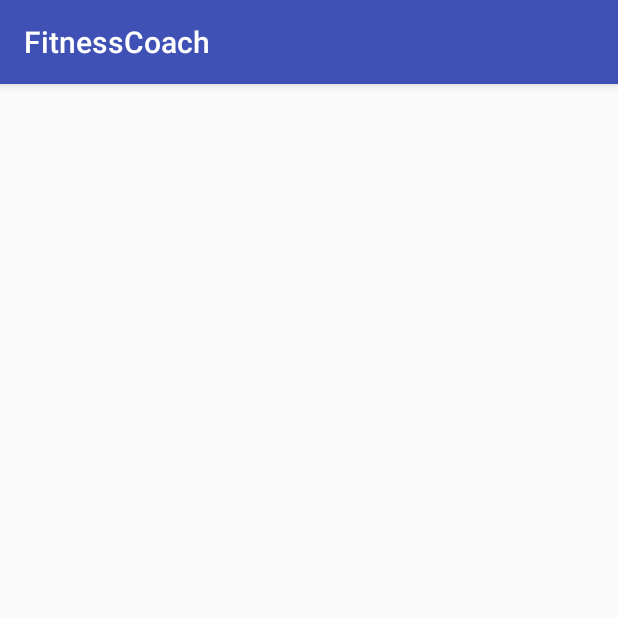
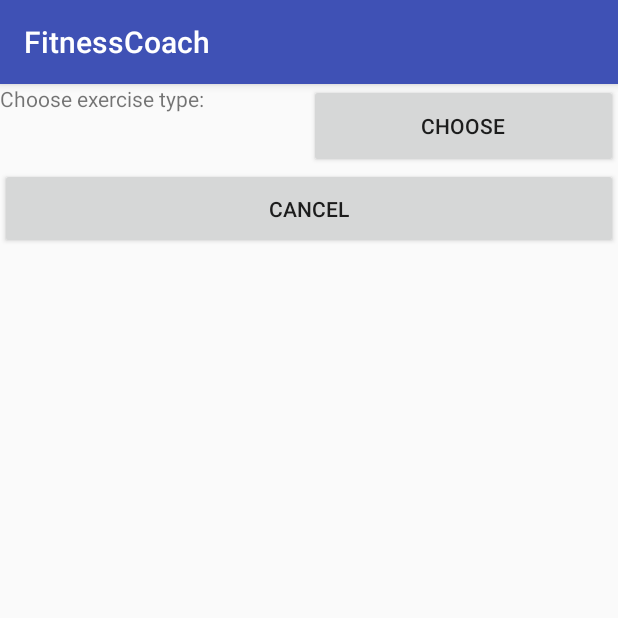
Before and after one commit to MaltarIvan/FitnessCoach, an Android app: the AddExerciseActivity screen opened directly, with no data from a screen before it, on a phone screen of 412 x 824 dp, the top half of it. Run offline under Robolectric (Android 15) with nearby library versions, the phone set to English and light mode, and no system bars; libraries missing offline, so code that uses them is left out: org.parceler.

Commit message:
choose exercise type activity

```diff
--- a/FitnessCoach/app/src/main/AndroidManifest.xml
+++ b/FitnessCoach/app/src/main/AndroidManifest.xml
@@ -24,7 +24,8 @@
         <activity android:name=".activities.AddExerciseTypeActivity" />
         <activity android:name=".activities.DayActivity" />
         <activity android:name=".activities.AddTrainingActivity" />
-        <activity android:name=".activities.AddExerciseActivity"></activity>
+        <activity android:name=".activities.AddExerciseActivity" />
+        <activity android:name=".activities.ChooseExerciseTypeActivity"></activity>
     </application>
 
 </manifest>
--- a/FitnessCoach/app/src/main/java/hr/apps/maltar/fitnesscoach/activities/AddExerciseActivity.java
+++ b/FitnessCoach/app/src/main/java/hr/apps/maltar/fitnesscoach/activities/AddExerciseActivity.java
@@ -1,15 +1,134 @@
 package hr.apps.maltar.fitnesscoach.activities;
 
+import android.app.Activity;
+import android.content.Intent;
 import android.os.Bundle;
 import android.support.v7.app.AppCompatActivity;
+import android.util.Log;
+import android.view.View;
+import android.widget.Button;
+import android.widget.CheckBox;
+import android.widget.EditText;
+import android.widget.LinearLayout;
+import android.widget.TextView;
+
+import org.parceler.Parcels;
 
 import hr.apps.maltar.fitnesscoach.R;
+import hr.apps.maltar.fitnesscoach.database.entities.ExerciseType;
+import hr.apps.maltar.fitnesscoach.database.entities.ExerciseTypeCategory;
+import hr.apps.maltar.fitnesscoach.params.IntentExtrasParams;
 
 public class AddExerciseActivity extends AppCompatActivity {
+    private static final String LOG_TAG = "AddExerciseActivity";
+    private static final int CHOOSE_EXERCISE_TYPE_REQUEST = 1;
+
+    private TextView exerciseTypeTextView;
+    private Button chooseExerciseTypeButton;
+    private Button doneButton;
+    private Button cancelButton;
+
+    private LinearLayout detailsTimeLayout;
+    private EditText timeSeriesEditText;
+    private TextView timeTextView;
+    private Button addTimeButton;
+    private EditText timeWeightEditText;
+    private CheckBox timeDoneCheckBox;
+
+    private LinearLayout detailsRepetitionLayout;
+    private EditText repetitionSeriesEditText;
+    private EditText repetitionsEditText;
+    private EditText repetitionWeightEditText;
+    private CheckBox repetitionDoneCheckBox;
+
+    private ExerciseType exerciseType;
 
     @Override
     protected void onCreate(Bundle savedInstanceState) {
         super.onCreate(savedInstanceState);
         setContentView(R.layout.activity_add_exercise);
+
+        setMainViews();
+    }
+
+    private void setMainViews() {
+        exerciseTypeTextView = findViewById(R.id.add_exercise_type_text);
+        chooseExerciseTypeButton = findViewById(R.id.add_exercise_choose_type_button);
+        chooseExerciseTypeButton.setOnClickListener(new View.OnClickListener() {
+            @Override
+            public void onClick(View view) {
+                Intent intent = new Intent(getApplicationContext(), ChooseExerciseTypeActivity.class);
+                startActivityForResult(intent, CHOOSE_EXERCISE_TYPE_REQUEST);
+            }
+        });
+        cancelButton = findViewById(R.id.add_exercise_cancel_button);
+        cancelButton.setOnClickListener(new View.OnClickListener() {
+            @Override
+            public void onClick(View view) {
+                setResult(Activity.RESULT_CANCELED);
+                finish();
+            }
+        });
+
+        detailsTimeLayout = findViewById(R.id.add_exercise_details_time);
+        detailsRepetitionLayout = findViewById(R.id.add_exercise_details_repetition);
+    }
+
+    @Override
+    protected void onActivityResult(int requestCode, int resultCode, Intent data) {
+        super.onActivityResult(requestCode, resultCode, data);
+        if (requestCode == CHOOSE_EXERCISE_TYPE_REQUEST) {
+            if (resultCode == Activity.RESULT_OK) {
+                exerciseType = Parcels.unwrap(data.getParcelableExtra(IntentExtrasParams.EXERCISE_TYPE_EXTRA));
+                if (exerciseType == null) {
+                    Log.d(LOG_TAG, "Error: no Exercise Type returned from ChooseExerciseTypeActivity");
+                } else {
+                    exerciseTypeTextView.setText(exerciseType.getName());
+                    doneButton = findViewById(R.id.add_exercise_done_button);
+                    doneButton.setVisibility(View.VISIBLE);
+                    doneButton.setOnClickListener(new View.OnClickListener() {
+                        @Override
+                        public void onClick(View view) {
+                            // TODO: 23.3.2018. send Exercise back as a result
+                        }
+                    });
+                    switch (exerciseType.getCategory()) {
+                        case ExerciseTypeCategory.REPETITION:
+                            setRepetitionLayout();
+                            break;
+                        case ExerciseTypeCategory.TIME:
+                            setTimeLayout();
+                            break;
+                    }
+                }
+            }
+        }
+    }
+
+    private void setTimeLayout() {
+        detailsRepetitionLayout.setVisibility(View.GONE);
+        detailsTimeLayout.setVisibility(View.VISIBLE);
+
+        timeSeriesEditText = findViewById(R.id.add_exercise_time_series_edit);
+        timeTextView = findViewById(R.id.add_exercise_time_text);
+        addTimeButton = findViewById(R.id.add_exercise_add_time_button);
+        addTimeButton.setOnClickListener(new View.OnClickListener() {
+            @Override
+            public void onClick(View view) {
+                // TODO: 23.3.2018. pick time
+            }
+        });
+        timeWeightEditText = findViewById(R.id.add_exercise_time_weight_edit);
+        timeDoneCheckBox = findViewById(R.id.add_exercise_time_done_check_box);
+    }
+
+    private void setRepetitionLayout() {
+        detailsRepetitionLayout.setVisibility(View.VISIBLE);
+        detailsTimeLayout.setVisibility(View.GONE);
+
+        repetitionSeriesEditText = findViewById(R.id.add_exercise_repetition_series_edit);
+        repetitionsEditText = findViewById(R.id.add_exercise_repetitions_edit);
+        repetitionWeightEditText = findViewById(R.id.add_exercise_repetition_weight_edit);
+        repetitionDoneCheckBox = findViewById(R.id.add_exercise_repetition_done_check_box);
     }
 }
--- a/FitnessCoach/app/src/main/java/hr/apps/maltar/fitnesscoach/activities/AddExerciseTypeActivity.java
+++ b/FitnessCoach/app/src/main/java/hr/apps/maltar/fitnesscoach/activities/AddExerciseTypeActivity.java
@@ -56,7 +56,7 @@ public class AddExerciseTypeActivity extends AppCompatActivity implements Adapte
                 if (category == null || name == "") {
                     return;
                 } else {
-                    int categoryInt = category == "Time" ? 0 : 1;
+                    int categoryInt = category.equals("Time") ? 0 : 1;
                     ExerciseType exerciseType = new ExerciseType(name, categoryInt);
                     Intent intent = new Intent(getApplicationContext(), DataIntentService.class);
                     intent.putExtra(IntentExtrasParams.EXERCISE_TYPE_EXTRA, Parcels.wrap(exerciseType));
--- a/FitnessCoach/app/src/main/java/hr/apps/maltar/fitnesscoach/activities/AddTrainingActivity.java
+++ b/FitnessCoach/app/src/main/java/hr/apps/maltar/fitnesscoach/activities/AddTrainingActivity.java
@@ -86,7 +86,6 @@ public class AddTrainingActivity extends AppCompatActivity {
         cancelButton.setOnClickListener(new View.OnClickListener() {
             @Override
             public void onClick(View view) {
-                Intent intent = new Intent();
                 setResult(Activity.RESULT_CANCELED);
                 finish();
             }
@@ -112,11 +111,11 @@ public class AddTrainingActivity extends AppCompatActivity {
         });
 
         exercisesListView = findViewById(R.id.add_training_exercise_list);
-        exercisesAdapter = new ExercisesAdapter(getApplicationContext(), new ArrayList<Exercise>());
+        exercisesListView.setAdapter(exercisesAdapter);
     }
 
     private void addExercise() {
-        Intent intent = new Intent(getApplicationContext(), AddExerciseTypeActivity.class);
+        Intent intent = new Intent(getApplicationContext(), AddExerciseActivity.class);
         startActivityForResult(intent, ADD_EXERCISE_REQUEST);
     }
 
--- /dev/null
+++ b/FitnessCoach/app/src/main/res/layout/activity_add_exercise.xml
@@ -0,0 +1,145 @@
+<?xml version="1.0" encoding="utf-8"?>
+<LinearLayout
+    xmlns:android="http://schemas.android.com/apk/res/android"
+    xmlns:app="http://schemas.android.com/apk/res-auto"
+    xmlns:tools="http://schemas.android.com/tools"
+    android:layout_width="match_parent"
+    android:layout_height="match_parent"
+    android:orientation="vertical"
+    tools:context="hr.apps.maltar.fitnesscoach.activities.AddExerciseActivity">
+
+    <LinearLayout
+        android:layout_width="match_parent"
+        android:layout_height="56dp"
+        android:orientation="horizontal">
+
+        <TextView
+            android:id="@+id/add_exercise_type_text"
+            android:layout_width="0dp"
+            android:layout_height="match_parent"
+            android:layout_weight="1"
+            android:text="Choose exercise type: "/>
+
+        <Button
+            android:id="@+id/add_exercise_choose_type_button"
+            android:layout_width="0dp"
+            android:layout_height="match_parent"
+            android:layout_weight="1"
+            android:text="choose"/>
+    </LinearLayout>
+
+    <LinearLayout
+        android:id="@+id/add_exercise_details_time"
+        android:layout_width="match_parent"
+        android:layout_height="0dp"
+        android:layout_weight="9"
+        android:orientation="vertical"
+        android:visibility="gone">
+
+        <EditText
+            android:id="@+id/add_exercise_time_series_edit"
+            android:layout_width="match_parent"
+            android:layout_height="0dp"
+            android:layout_weight="1"
+            android:hint="Number of series:"
+            android:inputType="number"/>
+
+        <LinearLayout
+            android:layout_width="match_parent"
+            android:layout_height="0dp"
+            android:layout_weight="1"
+            android:orientation="horizontal">
+
+            <TextView
+                android:layout_width="0dp"
+                android:layout_height="match_parent"
+                android:layout_weight="1"
+                android:text="Time:"/>
+
+            <TextView
+                android:id="@+id/add_exercise_time_text"
+                android:layout_width="0dp"
+                android:layout_height="match_parent"
+                android:layout_weight="1"/>
+
+            <Button
+                android:id="@+id/add_exercise_add_time_button"
+                android:layout_width="0dp"
+                android:layout_height="match_parent"
+                android:layout_weight="1"
+                android:text="add time"/>
+        </LinearLayout>
+
+        <EditText
+            android:id="@+id/add_exercise_time_weight_edit"
+            android:layout_width="match_parent"
+            android:layout_height="0dp"
+            android:layout_weight="1"
+            android:hint="Enter weight (optional): "/>
+
+        <CheckBox
+            android:id="@+id/add_exercise_time_done_check_box"
+            android:layout_width="match_parent"
+            android:layout_height="0dp"
+            android:layout_weight="1"
+            android:text="Is Done"/>
+
+    </LinearLayout>
+
+    <LinearLayout
+        android:id="@+id/add_exercise_details_repetition"
+        android:layout_width="match_parent"
+        android:layout_height="0dp"
+        android:layout_weight="9"
+        android:orientation="vertical"
+        android:visibility="gone">
+
+        <EditText
+            android:id="@+id/add_exercise_repetition_series_edit"
+            android:layout_width="match_parent"
+            android:layout_height="0dp"
+            android:layout_weight="1"
+            android:hint="Number of series:"
+            android:inputType="number"/>
+
+        <EditText
+            android:id="@+id/add_exercise_repetitions_edit"
+            android:layout_width="match_parent"
+            android:layout_height="0dp"
+            android:layout_weight="1"
+            android:hint="Number of repetitions: "
+            android:inputType="number"/>
+
+        <EditText
+            android:id="@+id/add_exercise_repetition_weight_edit"
+            android:layout_width="match_parent"
+            android:layout_height="0dp"
+            android:layout_weight="1"
+            android:hint="Enter weight (optional): "/>
+
+        <CheckBox
+            android:id="@+id/add_exercise_repetition_done_check_box"
+            android:layout_width="match_parent"
+            android:layout_height="0dp"
+            android:layout_weight="1"
+            android:text="Is Done"/>
+    </LinearLayout>
+
+    <Button
+        android:id="@+id/add_exercise_done_button"
+        android:layout_width="match_parent"
+        android:layout_height="54dp"
+        android:text="done"
+        android:visibility="gone"/>
+
+    <Button
+        android:id="@+id/add_exercise_cancel_button"
+        android:layout_width="match_parent"
+        android:layout_height="54dp"
+        android:text="cancel"/>
+
+    <View
+        android:layout_width="match_parent"
+        android:layout_height="0dp"
+        android:layout_weight="4"></View>
+</LinearLayout>
```
Also changed, not shown: FitnessCoach/app/src/main/java/hr/apps/maltar/fitnesscoach/activities/ChooseExerciseTypeActivity.java (added, +92 -0 lines), FitnessCoach/app/src/main/java/hr/apps/maltar/fitnesscoach/custom/pickers/ExerciseTimePickerFragment.java (added, +8 -0 lines), FitnessCoach/app/src/main/java/hr/apps/maltar/fitnesscoach/listAdapters/ExerciseTypeAdapter.java (added, +48 -0 lines), FitnessCoach/app/src/main/res/layout/activity_choose_exercise_type.xml (added, +24 -0 lines), FitnessCoach/app/src/main/res/layout/choose_exercise_type_item.xml (added, +18 -0 lines).
